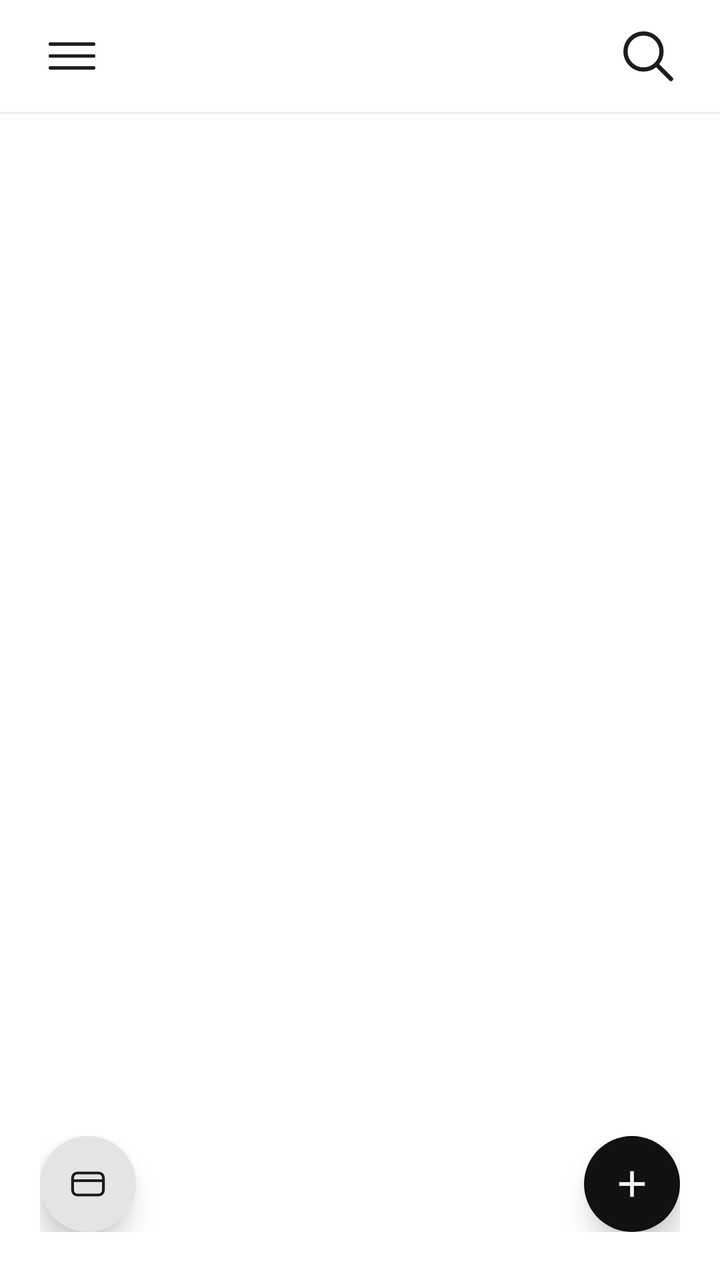
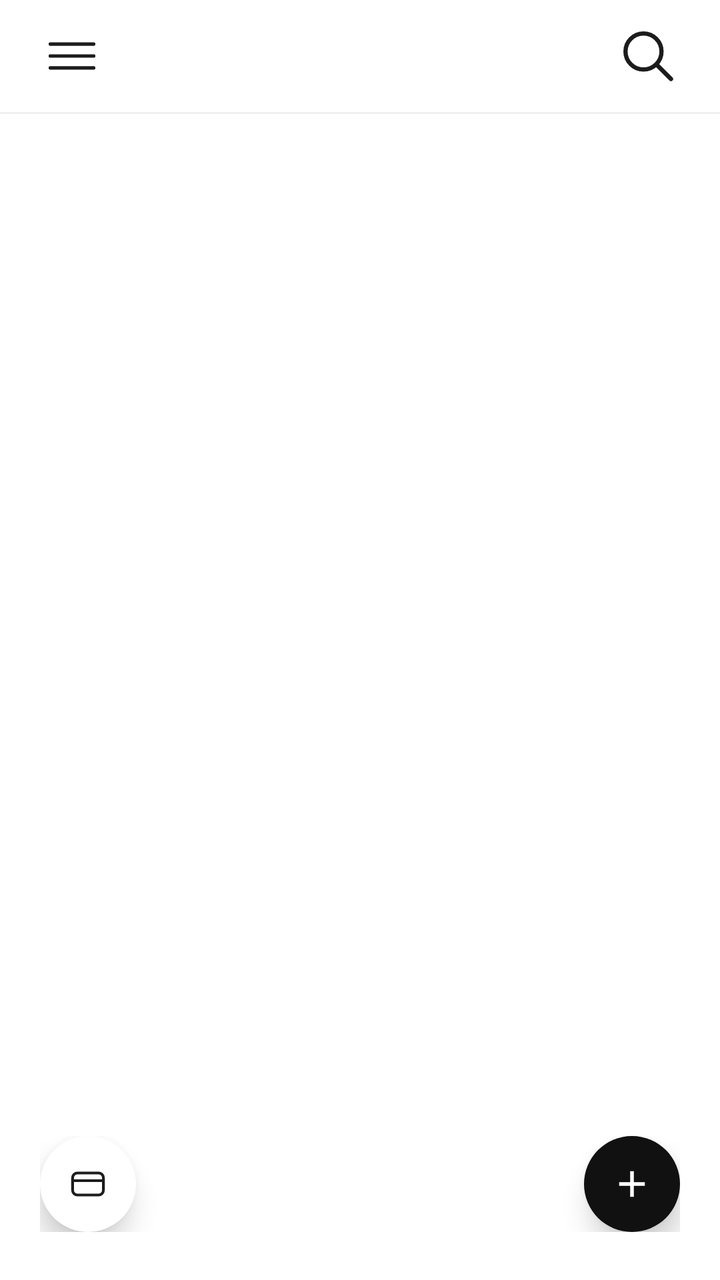

An Android layout rendered at two revisions. The XML below is the earlier revision; the diff shows what the commit changed to produce the second picture.
<!-- AndroidManifest.xml: application theme Theme.WuDiary -->
<!-- res/layout/activity_main.xml -->
<?xml version="1.0" encoding="utf-8"?>
<androidx.drawerlayout.widget.DrawerLayout xmlns:android="http://schemas.android.com/apk/res/android"
    xmlns:app="http://schemas.android.com/apk/res-auto"
    android:id="@+id/drawerRoot"
    android:layout_width="match_parent"
    android:layout_height="match_parent"
    android:background="@color/background"
    android:fitsSystemWindows="true">

    <LinearLayout
        android:layout_width="match_parent"
        android:layout_height="match_parent"
        android:background="@color/background"
        android:orientation="vertical">

    <FrameLayout
        android:layout_width="match_parent"
        android:layout_height="56dp">

        <ImageButton
            android:id="@+id/btnMenu"
            android:layout_width="48dp"
            android:layout_height="48dp"
            android:layout_gravity="start|center_vertical"
            android:layout_marginStart="12dp"
            android:background="?attr/selectableItemBackgroundBorderless"
            android:contentDescription="@string/menu"
            android:scaleType="centerInside"
            android:src="@drawable/ic_menu" />

        <ImageButton
            android:id="@+id/btnSearch"
            android:layout_width="48dp"
            android:layout_height="48dp"
            android:layout_gravity="end|center_vertical"
            android:layout_marginEnd="12dp"
            android:background="?attr/selectableItemBackgroundBorderless"
            android:contentDescription="@string/search"
            android:scaleType="centerInside"
            android:src="@drawable/ic_search" />
    </FrameLayout>

    <View
        android:layout_width="match_parent"
        android:layout_height="1dp"
        android:background="@color/divider" />

    <LinearLayout
        android:id="@+id/calendarPanel"
        android:layout_width="match_parent"
        android:layout_height="wrap_content"
        android:orientation="vertical"
        android:paddingHorizontal="24dp"
        android:paddingTop="8dp"
        android:paddingBottom="4dp"
        android:visibility="gone">

        <LinearLayout
            android:layout_width="match_parent"
            android:layout_height="wrap_content"
            android:gravity="center_vertical"
            android:orientation="horizontal">

            <TextView
                android:id="@+id/textCalMonth"
                android:layout_width="wrap_content"
                android:layout_height="wrap_content"
                android:fontFamily="serif"
                android:textColor="@color/text_primary"
                android:textSize="26sp"
                android:textStyle="bold" />

            <TextView
                android:id="@+id/textCalYear"
                android:layout_width="wrap_content"
                android:layout_height="wrap_content"
                android:layout_marginStart="10dp"
                android:fontFamily="serif"
                android:textColor="@color/text_secondary"
                android:textSize="16sp" />

            <Space
                android:layout_width="0dp"
                android:layout_height="1dp"
                android:layout_weight="1" />

            <ImageButton
                android:id="@+id/btnPrevMonth"
                android:layout_width="40dp"
                android:layout_height="40dp"
                android:background="?attr/selectableItemBackgroundBorderless"
                android:contentDescription="@string/prev_month"
                android:scaleType="centerInside"
                android:src="@drawable/ic_chevron_left" />

            <ImageButton
                android:id="@+id/btnNextMonth"
                android:layout_width="40dp"
                android:layout_height="40dp"
                android:layout_marginStart="8dp"
                android:background="?attr/selectableItemBackgroundBorderless"
                android:contentDescription="@string/next_month"
                android:scaleType="centerInside"
                android:src="@drawable/ic_chevron_right" />
        </LinearLayout>

        <LinearLayout
            android:id="@+id/weekHeader"
            android:layout_width="match_parent"
            android:layout_height="wrap_content"
            android:layout_marginTop="12dp"
            android:orientation="horizontal">

            <TextView
                android:layout_width="0dp"
                android:layout_height="wrap_content"
                android:layout_weight="1"
                android:gravity="center"
                android:text="@string/week_sun"
                android:textColor="@color/text_secondary"
                android:textSize="14sp" />

            <TextView
                android:layout_width="0dp"
                android:layout_height="wrap_content"
                android:layout_weight="1"
                android:gravity="center"
                android:text="@string/week_mon"
                android:textColor="@color/text_secondary"
                android:textSize="14sp" />

            <TextView
                android:layout_width="0dp"
                android:layout_height="wrap_content"
                android:layout_weight="1"
                android:gravity="center"
                android:text="@string/week_tue"
                android:textColor="@color/text_secondary"
                android:textSize="14sp" />

            <TextView
                android:layout_width="0dp"
                android:layout_height="wrap_content"
                android:layout_weight="1"
                android:gravity="center"
                android:text="@string/week_wed"
                android:textColor="@color/text_secondary"
                android:textSize="14sp" />

            <TextView
                android:layout_width="0dp"
                android:layout_height="wrap_content"
                android:layout_weight="1"
                android:gravity="center"
                android:text="@string/week_thu"
                android:textColor="@color/text_secondary"
                android:textSize="14sp" />

            <TextView
                android:layout_width="0dp"
                android:layout_height="wrap_content"
                android:layout_weight="1"
                android:gravity="center"
                android:text="@string/week_fri"
                android:textColor="@color/text_secondary"
                android:textSize="14sp" />

            <TextView
                android:layout_width="0dp"
                android:layout_height="wrap_content"
                android:layout_weight="1"
                android:gravity="center"
                android:text="@string/week_sat"
                android:textColor="@color/text_secondary"
                android:textSize="14sp" />
        </LinearLayout>

        <LinearLayout
            android:id="@+id/dayGrid"
            android:layout_width="match_parent"
            android:layout_height="wrap_content"
            android:layout_marginTop="4dp"
            android:orientation="vertical" />
    </LinearLayout>

    <FrameLayout
        android:layout_width="match_parent"
        android:layout_height="0dp"
        android:layout_weight="1">

        <androidx.recyclerview.widget.RecyclerView
            android:id="@+id/recycler"
            android:layout_width="match_parent"
            android:layout_height="match_parent"
            android:clipToPadding="false"
            android:paddingTop="8dp"
            android:paddingBottom="112dp" />

        <LinearLayout
            android:id="@+id/emptyView"
            android:layout_width="wrap_content"
            android:layout_height="wrap_content"
            android:layout_gravity="center"
            android:gravity="center"
            android:orientation="vertical"
            android:visibility="gone">

            <TextView
                android:layout_width="wrap_content"
                android:layout_height="wrap_content"
                android:text="@string/empty_title"
                android:textColor="@color/text_primary"
                android:textSize="16sp"
                android:textStyle="bold" />

            <TextView
                android:layout_width="wrap_content"
                android:layout_height="wrap_content"
                android:layout_marginTop="6dp"
                android:text="@string/empty_subtitle"
                android:textColor="@color/text_secondary"
                android:textSize="13sp" />
        </LinearLayout>

        <LinearLayout
            android:layout_width="match_parent"
            android:layout_height="wrap_content"
            android:layout_gravity="bottom"
            android:gravity="bottom"
            android:orientation="horizontal"
            android:paddingHorizontal="20dp"
            android:paddingTop="8dp"
            android:paddingBottom="24dp">

            <com.google.android.material.floatingactionbutton.FloatingActionButton
                android:id="@+id/fabWallet"
                android:layout_width="wrap_content"
                android:layout_height="wrap_content"
                android:contentDescription="@string/wallet"
                app:backgroundTint="@color/surface"
                app:elevation="8dp"
                app:fabCustomSize="48dp"
                app:maxImageSize="22dp"
                app:shapeAppearanceOverlay="@style/ShapeAppearanceOverlay.App.FabCircle"
                app:srcCompat="@drawable/ic_wallet"
                app:tint="@color/text_primary" />

            <Space
                android:layout_width="0dp"
                android:layout_height="1dp"
                android:layout_weight="1" />

            <com.google.android.material.floatingactionbutton.FloatingActionButton
                android:id="@+id/fabAdd"
                android:layout_width="wrap_content"
                android:layout_height="wrap_content"
                android:contentDescription="@string/add_diary"
                app:backgroundTint="@color/fab_dark"
                app:elevation="8dp"
                app:fabCustomSize="48dp"
                app:maxImageSize="22dp"
                app:shapeAppearanceOverlay="@style/ShapeAppearanceOverlay.App.FabCircle"
                app:srcCompat="@drawable/ic_add"
                app:tint="@android:color/white" />
        </LinearLayout>
    </FrameLayout>
    </LinearLayout>

    <LinearLayout
        android:id="@+id/drawerPanel"
        android:layout_width="280dp"
        android:layout_height="match_parent"
        android:layout_gravity="start"
        android:background="@color/surface"
        android:orientation="vertical"
        android:paddingTop="28dp">

        <TextView
            android:layout_width="wrap_content"
            android:layout_height="wrap_content"
            android:layout_marginStart="24dp"
            android:layout_marginBottom="20dp"
            android:fontFamily="serif"
            android:text="@string/app_name"
            android:textColor="@color/text_primary"
            android:textSize="20sp"
            android:textStyle="bold" />

        <View
            android:layout_width="match_parent"
            android:layout_height="1dp"
            android:background="@color/divider" />

        <LinearLayout
            android:id="@+id/itemSettings"
            android:layout_width="match_parent"
            android:layout_height="56dp"
            android:background="?attr/selectableItemBackground"
            android:clickable="true"
            android:focusable="true"
            android:gravity="center_vertical"
            android:orientation="horizontal"
            android:paddingHorizontal="24dp">

            <TextView
                android:layout_width="wrap_content"
                android:layout_height="wrap_content"
                android:text="@string/settings"
                android:textColor="@color/text_primary"
                android:textSize="16sp" />
        </LinearLayout>

        <View
            android:layout_width="match_parent"
            android:layout_height="1dp"
            android:background="@color/divider" />
    </LinearLayout>

</androidx.drawerlayout.widget.DrawerLayout>
<!-- resources referenced by this layout -->
<resources>
  <color name="background">#FFFFFF</color>
  <color name="divider">#EFEFEF</color>
  <color name="fab_dark">#111111</color>
  <color name="surface">#FFFFFF</color>
  <color name="text_primary">#1C1C1C</color>
  <color name="text_secondary">#BDBDBD</color>
  <!-- drawable ic_add (drawable) -->
  <?xml version="1.0" encoding="utf-8"?>
  <vector xmlns:android="http://schemas.android.com/apk/res/android"
      android:width="24dp"
      android:height="24dp"
      android:viewportWidth="24"
      android:viewportHeight="24">
      <path
          android:fillColor="#FFFFFF"
          android:pathData="M19,13h-6v6h-2v-6H5v-2h6V5h2v6h6v2z" />
  </vector>
  <!-- drawable ic_chevron_left (drawable) -->
  <?xml version="1.0" encoding="utf-8"?>
  <vector xmlns:android="http://schemas.android.com/apk/res/android"
      android:width="24dp"
      android:height="24dp"
      android:viewportWidth="24"
      android:viewportHeight="24">
      <path
          android:fillColor="#00000000"
          android:pathData="M15,5 L8,12 L15,19"
          android:strokeColor="#1C1C1C"
          android:strokeLineCap="round"
          android:strokeLineJoin="round"
          android:strokeWidth="1.6" />
  </vector>
  <!-- drawable ic_chevron_right (drawable) -->
  <?xml version="1.0" encoding="utf-8"?>
  <vector xmlns:android="http://schemas.android.com/apk/res/android"
      android:width="24dp"
      android:height="24dp"
      android:viewportWidth="24"
      android:viewportHeight="24">
      <path
          android:fillColor="#00000000"
          android:pathData="M9,5 L16,12 L9,19"
          android:strokeColor="#1C1C1C"
          android:strokeLineCap="round"
          android:strokeLineJoin="round"
          android:strokeWidth="1.6" />
  </vector>
  <!-- drawable ic_menu (drawable) -->
  <?xml version="1.0" encoding="utf-8"?>
  <vector xmlns:android="http://schemas.android.com/apk/res/android"
      android:width="26dp"
      android:height="26dp"
      android:viewportWidth="24"
      android:viewportHeight="24">
      <path
          android:fillColor="#00000000"
          android:pathData="M2,6.5 L22,6.5 M2,12 L22,12 M2,17.5 L22,17.5"
          android:strokeColor="#1C1C1C"
          android:strokeLineCap="round"
          android:strokeWidth="1.6" />
  </vector>
  <string name="add_diary">新建日记</string>
  <string name="app_name">Wu Diary</string>
  <string name="empty_subtitle">点右下角按钮，记录今天的心情吧</string>
  <string name="empty_title">还没有日记</string>
  <string name="menu">菜单</string>
  <string name="next_month">下一月</string>
  <string name="prev_month">上一月</string>
  <string name="search">搜索</string>
  <string name="settings">设置</string>
  <string name="wallet">钱包</string>
  <string name="week_fri">Fri</string>
  <string name="week_mon">Mon</string>
  <string name="week_sat">Sat</string>
  <string name="week_sun">Sun</string>
  <string name="week_thu">Thu</string>
  <string name="week_tue">Tue</string>
  <string name="week_wed">Wed</string>
  <style name="ShapeAppearanceOverlay.App.FabCircle" parent="">
          <item name="cornerFamily">rounded</item>
          <item name="cornerSize">50%</item>
      </style>
  <style name="Theme.WuDiary" parent="Theme.Material3.Light.NoActionBar">
          <item name="colorPrimary">@color/primary</item>
          <item name="colorOnPrimary">@android:color/white</item>
          <item name="colorSurface">@color/surface</item>
          <item name="android:windowBackground">@color/background</item>
          <item name="android:statusBarColor">@color/background</item>
          <item name="android:windowLightStatusBar">true</item>
          <item name="android:navigationBarColor">@color/background</item>
      </style>
  <color name="primary">#1C1C1C</color>
  <!-- unchanged entries left out for length: 2 -->
</resources>

<!-- the commit's change to res/layout/activity_main.xml (unified diff, before → after) -->
@@ -232,36 +232,34 @@
             android:paddingTop="8dp"
             android:paddingBottom="24dp">
 
-            <com.google.android.material.floatingactionbutton.FloatingActionButton
+            <ImageButton
                 android:id="@+id/fabWallet"
-                android:layout_width="wrap_content"
-                android:layout_height="wrap_content"
+                android:layout_width="48dp"
+                android:layout_height="48dp"
+                android:background="@drawable/bg_fab_light"
                 android:contentDescription="@string/wallet"
-                app:backgroundTint="@color/surface"
-                app:elevation="8dp"
-                app:fabCustomSize="48dp"
-                app:maxImageSize="22dp"
-                app:shapeAppearanceOverlay="@style/ShapeAppearanceOverlay.App.FabCircle"
-                app:srcCompat="@drawable/ic_wallet"
-                app:tint="@color/text_primary" />
+                android:elevation="8dp"
+                android:padding="13dp"
+                android:scaleType="fitCenter"
+                android:src="@drawable/ic_wallet"
+                android:tint="@color/text_primary" />
 
             <Space
                 android:layout_width="0dp"
                 android:layout_height="1dp"
                 android:layout_weight="1" />
 
-            <com.google.android.material.floatingactionbutton.FloatingActionButton
+            <ImageButton
                 android:id="@+id/fabAdd"
-                android:layout_width="wrap_content"
-                android:layout_height="wrap_content"
+                android:layout_width="48dp"
+                android:layout_height="48dp"
+                android:background="@drawable/bg_fab_dark"
                 android:contentDescription="@string/add_diary"
-                app:backgroundTint="@color/fab_dark"
-                app:elevation="8dp"
-                app:fabCustomSize="48dp"
-                app:maxImageSize="22dp"
-                app:shapeAppearanceOverlay="@style/ShapeAppearanceOverlay.App.FabCircle"
-                app:srcCompat="@drawable/ic_add"
-                app:tint="@android:color/white" />
+                android:elevation="8dp"
+                android:padding="13dp"
+                android:scaleType="fitCenter"
+                android:src="@drawable/ic_add"
+                android:tint="@android:color/white" />
         </LinearLayout>
     </FrameLayout>
     </LinearLayout>
<!-- resource entries referenced after the edit -->
@@ -6,6 +6,18 @@
   <color name="surface">#FFFFFF</color>
   <color name="text_primary">#1C1C1C</color>
   <color name="text_secondary">#BDBDBD</color>
+  <!-- drawable bg_fab_dark (drawable) -->
+  <?xml version="1.0" encoding="utf-8"?>
+  <shape xmlns:android="http://schemas.android.com/apk/res/android"
+      android:shape="oval">
+      <solid android:color="@color/fab_dark" />
+  </shape>
+  <!-- drawable bg_fab_light (drawable) -->
+  <?xml version="1.0" encoding="utf-8"?>
+  <shape xmlns:android="http://schemas.android.com/apk/res/android"
+      android:shape="oval">
+      <solid android:color="@color/surface" />
+  </shape>
   <!-- drawable ic_add (drawable) -->
   <?xml version="1.0" encoding="utf-8"?>
   <vector xmlns:android="http://schemas.android.com/apk/res/android"
@@ -78,10 +90,6 @@
   <string name="week_thu">Thu</string>
   <string name="week_tue">Tue</string>
   <string name="week_wed">Wed</string>
-  <style name="ShapeAppearanceOverlay.App.FabCircle" parent="">
-          <item name="cornerFamily">rounded</item>
-          <item name="cornerSize">50%</item>
-      </style>
   <style name="Theme.WuDiary" parent="Theme.Material3.Light.NoActionBar">
           <item name="colorPrimary">@color/primary</item>
           <item name="colorOnPrimary">@android:color/white</item>
